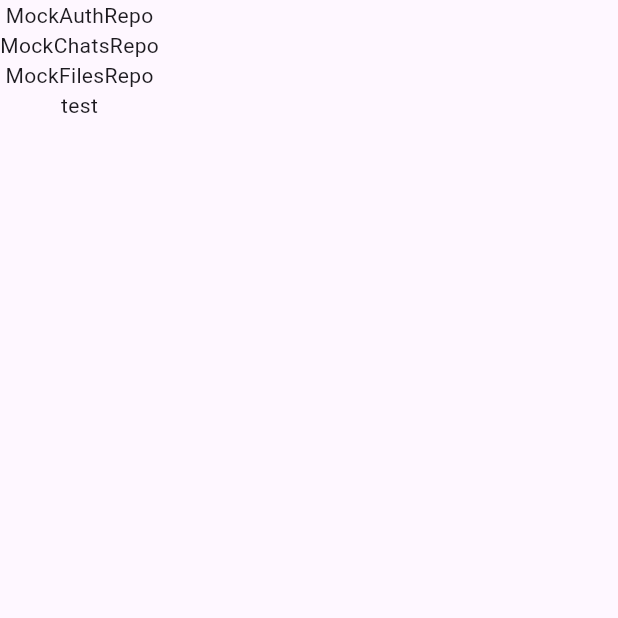
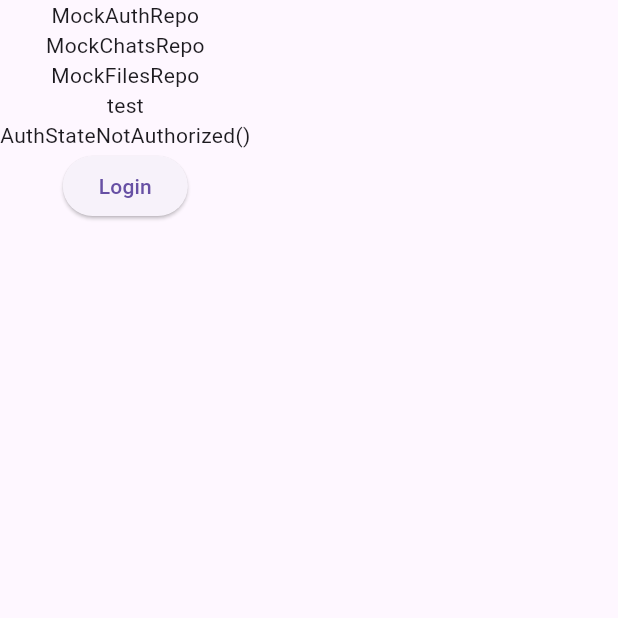
Before and after one commit to petrovyuri/flutter_grpc_chat, a Flutter app: the screen it shows after launch, on a phone screen of 412 x 824 dp, the top half of it. Run offline on Flutter 3.47's test engine with Material 3 defaults, Android fonts, the light colour scheme and no system bars; our stand-ins replace equatable, flutter_bloc.

Commit message:
Моковая аутентификация

```diff
--- a/lib/app/app.dart
+++ b/lib/app/app.dart
@@ -1,6 +1,11 @@
 import 'package:flutter/material.dart';
+import 'package:flutter_bloc/flutter_bloc.dart';
 import 'package:flutter_grpc_chat/di/app_depends.dart';
 import 'package:flutter_grpc_chat/di/app_depends_provider.dart';
+import 'package:flutter_grpc_chat/features/auth/domain/state/auth_bloc.dart';
+import 'package:flutter_grpc_chat/features/auth/domain/state/auth_event.dart';
+import 'package:flutter_grpc_chat/features/auth/domain/state/auth_state.dart';
+import 'package:flutter_grpc_chat/features/auth/ui/auth_screen.dart';
 
 class App extends StatelessWidget {
   const App({super.key, required this.depends});
@@ -12,7 +17,10 @@ class App extends StatelessWidget {
     return AppDependsProvider(
       key: const ValueKey('AppDependsProvider'),
       depends: depends,
-      child: const _App(),
+      child: BlocProvider(
+        create: (context) => AuthBloc(depends.authRepo),
+        child: const MaterialApp(home: _App()),
+      ),
     );
   }
 }
@@ -23,17 +31,36 @@ class _App extends StatelessWidget {
   @override
   Widget build(BuildContext context) {
     final deps = AppDependsProvider.of(context);
-    return MaterialApp(
-      home: Scaffold(
-        body: Column(
+    return Scaffold(
+      body: BlocBuilder<AuthBloc, AuthState>(
+        builder: (context, state) {
+          return Column(
             mainAxisSize: MainAxisSize.min,
             children: [
               Text(deps.authRepo.name),
               Text(deps.chatsRepo.name),
               Text(deps.filesRepo.name),
               Text(deps.env.name),
+              Text(state.toString()),
+              ElevatedButton(
+                  onPressed: () {
+                    if (state is AuthStateAuthorized) {
+                      context.read<AuthBloc>().add(AuthEventLogout());
+                    } else {
+                      Navigator.of(context).push(MaterialPageRoute(
+                        builder: (context) {
+                          return const AuthScreen();
+                        },
+                      ));
+                    }
+                  },
+                  child: switch (state) {
+                    AuthStateAuthorized() => const Text('Logout'),
+                    _ => const Text('Login'),
+                  })
             ],
-        ),
+          );
+        },
       ),
     );
   }
--- a/lib/features/auth/domain/state/auth_bloc.dart
+++ b/lib/features/auth/domain/state/auth_bloc.dart
@@ -6,9 +6,10 @@ import 'package:flutter_grpc_chat/features/auth/domain/state/auth_state.dart';
 class AuthBloc extends Bloc<AuthEvent, AuthState> {
   final IAuthRepo authRepo;
 
-  AuthBloc(super.initialState, this.authRepo) {
-    on<AuthEventSignInSms>((event, emit) => _signInSms);
-    on<AuthEventSendSms>((event, emit) => _sendSms);
+  AuthBloc(this.authRepo) : super(AuthStateNotAuthorized()) {
+    on<AuthEventSignInSms>(_signInSms);
+    on<AuthEventSendSms>(_sendSms);
+    on<AuthEventLogout>((event, emit) => emit(AuthStateNotAuthorized()));
   }
 
   Future<void> _signInSms(
@@ -17,7 +18,7 @@ class AuthBloc extends Bloc<AuthEvent, AuthState> {
       if (state is AuthStateLoading) return;
       emit(AuthStateLoading());
       final message = await authRepo.signInSms(event.phone);
-      emit(AuthStateSmsSent(message: message));
+      emit(AuthStateSmsSent(message: message, phone: event.phone));
     } on Object catch (e, st) {
       emit(AuthStateError(message: e.toString()));
       addError(e, st);
--- a/lib/features/auth/domain/state/auth_event.dart
+++ b/lib/features/auth/domain/state/auth_event.dart
@@ -17,3 +17,5 @@ final class AuthEventSendSms extends AuthEvent {
 
   AuthEventSendSms({required this.phone, required this.code});
 }
+
+final class AuthEventLogout extends AuthEvent {}
--- a/lib/features/auth/domain/state/auth_state.dart
+++ b/lib/features/auth/domain/state/auth_state.dart
@@ -19,8 +19,12 @@ final class AuthStateAuthorized extends AuthState {
 
 final class AuthStateSmsSent extends AuthState {
   final String message;
+  final String phone;
 
-  AuthStateSmsSent({required this.message});
+  AuthStateSmsSent({
+    required this.message,
+    required this.phone,
+  });
 }
 
 final class AuthStateLoading extends AuthState {}
```
Also changed, not shown: lib/features/auth/ui/auth_form.dart (added, +33 -0 lines), lib/features/auth/ui/auth_form_sms.dart (added, +35 -0 lines), lib/features/auth/ui/auth_screen.dart (added, +38 -0 lines). Lines whose indentation alone changed are shown as unchanged.
